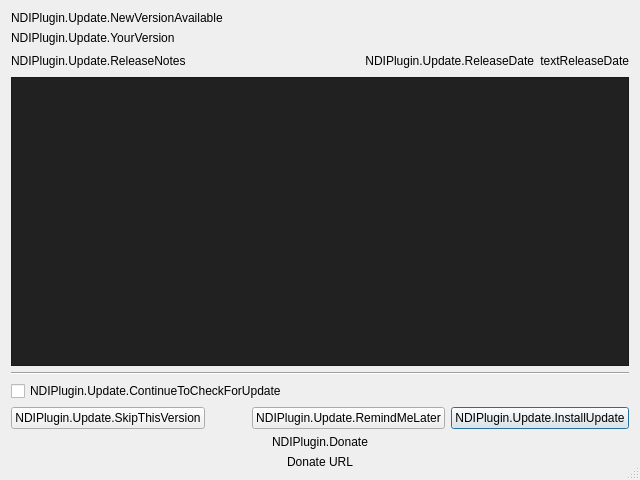
This is src/forms/update.ui in DistroAV/DistroAV as Qt 5 draws it before an edit. The edited form follows.
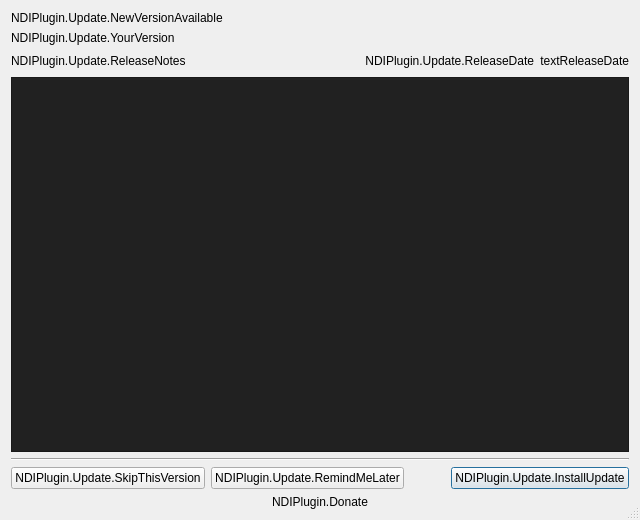
This is the edited form.

Commit message: Enhance privacy and update settings dialog with NDI trademark notice and auto-update privacy information

Patch:
```diff
--- a/src/forms/update.ui
+++ b/src/forms/update.ui
@@ -28,13 +28,13 @@
     <x>0</x>
     <y>0</y>
     <width>640</width>
-    <height>480</height>
+     <height>520</height>
    </rect>
   </property>
   <property name="minimumSize">
    <size>
     <width>640</width>
-    <height>480</height>
+     <height>520</height>
    </size>
   </property>
   <property name="baseSize">
@@ -120,7 +120,12 @@
    <item>
     <widget class="QTextBrowser" name="textReleaseNotes">
      <property name="styleSheet">
-      <string notr="true">background: #212121; padding: 8px;</string>
+     <string notr="true">QTextBrowser#textReleaseNotes { background: #212121; padding: 8px; }
+QTextBrowser#textReleaseNotes QScrollBar:vertical { background: #2b2b2b; width: 12px; margin: 0; }
+QTextBrowser#textReleaseNotes QScrollBar::handle:vertical { background: #777777; min-height: 28px; border-radius: 5px; }
+QTextBrowser#textReleaseNotes QScrollBar::handle:vertical:hover { background: #999999; }
+QTextBrowser#textReleaseNotes QScrollBar::add-line:vertical, QTextBrowser#textReleaseNotes QScrollBar::sub-line:vertical { height: 0; }
+QTextBrowser#textReleaseNotes QScrollBar::add-page:vertical, QTextBrowser#textReleaseNotes QScrollBar::sub-page:vertical { background: transparent; }</string>
      </property>
      <property name="readOnly">
       <bool>true</bool>
@@ -150,30 +155,6 @@
      </property>
     </widget>
    </item>
-   <item>
-    <layout class="QHBoxLayout" name="horizontalLayoutAutoCheck">
-     <item>
-      <widget class="QCheckBox" name="checkBoxAutoCheckForUpdates">
-       <property name="text">
-        <string>NDIPlugin.Update.ContinueToCheckForUpdate</string>
-       </property>
-      </widget>
-     </item>
-     <item>
-      <spacer>
-       <property name="orientation">
-        <enum>Qt::Horizontal</enum>
-       </property>
-       <property name="sizeHint" stdset="0">
-        <size>
-         <width>40</width>
-         <height>20</height>
-        </size>
-       </property>
-      </spacer>
-     </item>
-    </layout>
-   </item>
    <item>
     <layout class="QHBoxLayout" name="horizontalLayoutButtonBox">
      <item>
@@ -184,24 +165,24 @@
       </widget>
      </item>
      <item>
-      <spacer>
-       <property name="orientation">
-        <enum>Qt::Horizontal</enum>
-       </property>
-       <property name="sizeHint" stdset="0">
-        <size>
-         <width>40</width>
-         <height>20</height>
-        </size>
-       </property>
-      </spacer>
+                  <widget class="QPushButton" name="buttonRemindMeLater">
+                   <property name="text">
+                        <string>NDIPlugin.Update.RemindMeLater</string>
+                   </property>
+                  </widget>
      </item>
      <item>
-      <widget class="QPushButton" name="buttonRemindMeLater">
-       <property name="text">
-        <string>NDIPlugin.Update.RemindMeLater</string>
-       </property>
-      </widget>
+                  <spacer>
+                   <property name="orientation">
+                        <enum>Qt::Horizontal</enum>
+                   </property>
+                   <property name="sizeHint" stdset="0">
+                        <size>
+                         <width>40</width>
+                         <height>20</height>
+                        </size>
+                   </property>
+                  </spacer>
      </item>
      <item>
       <widget class="QPushButton" name="buttonInstallUpdate">
@@ -227,22 +208,6 @@
        </property>
       </widget>
      </item>
-     <item>
-      <widget class="QLabel" name="labelDonateUrl">
-       <property name="text">
-        <string>Donate URL</string>
-       </property>
-       <property name="alignment">
-        <set>Qt::AlignCenter</set>
-       </property>
-       <property name="openExternalLinks">
-        <bool>true</bool>
-       </property>
-       <property name="textInteractionFlags">
-        <set>Qt::LinksAccessibleByKeyboard|Qt::LinksAccessibleByMouse</set>
-       </property>
-      </widget>
-     </item>
     </layout>
    </item>
   </layout>
```
Left out of the diff: 2 changed lines with no effect on the pictures. The commit also changes 9 other files.
